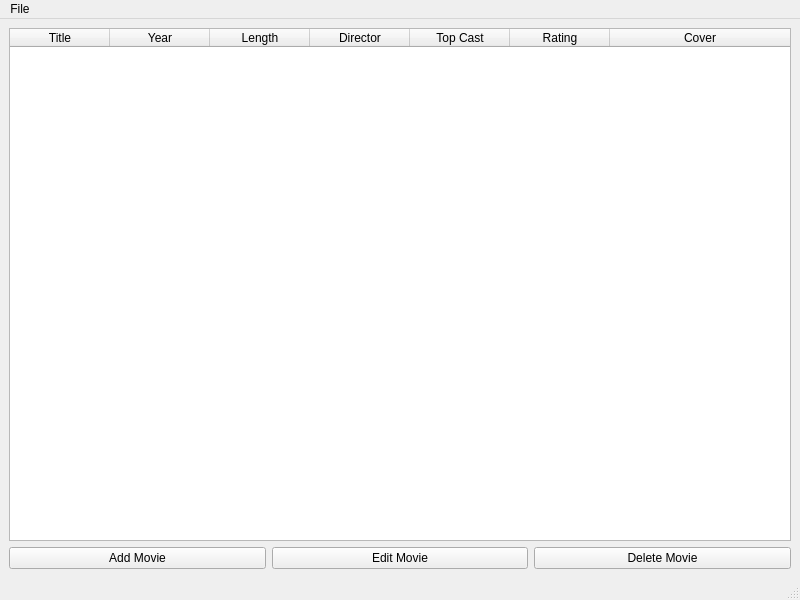
filip-ba/movie-archive, file mainwindow.ui: the form before one commit.
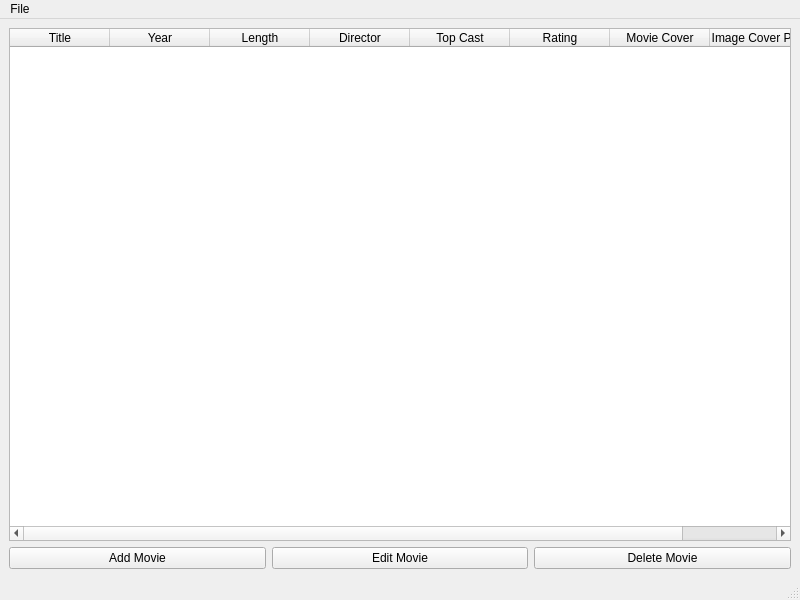
The form after the commit.

Patch:
```diff
--- a/mainwindow.ui
+++ b/mainwindow.ui
@@ -55,7 +55,12 @@
       </column>
       <column>
        <property name="text">
-        <string>Cover</string>
+        <string>Movie Cover</string>
+       </property>
+      </column>
+      <column>
+       <property name="text">
+        <string>Image Cover Path</string>
        </property>
       </column>
      </widget>
```
Left out of the diff: 2 changed lines with no effect on the pictures.
